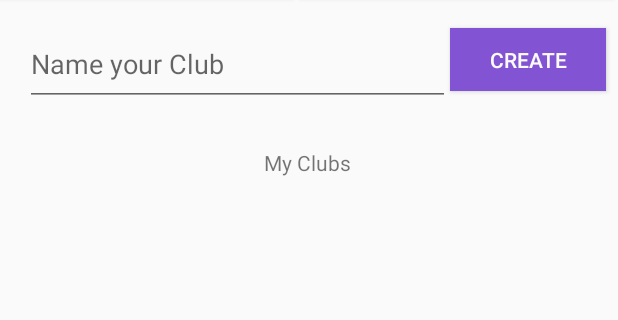
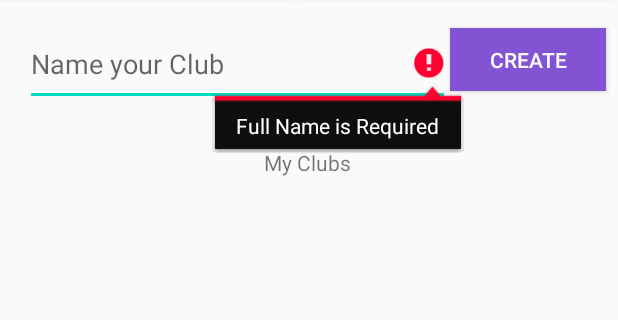
Before and after one commit to ChisomOkwor/NextChapter, an Android app: the screen it shows after launch (MainActivity), after a tap on "CREATE", on a phone screen of 412 x 824 dp, the part 149-469 px from its top. Run offline under Robolectric (Android 15) with nearby library versions, the phone set to English and light mode, and no system bars; our stand-ins replace Firebase (no records; nobody signed in at launch, a user with empty details on screens opened directly); 1 statement that could not run was skipped.

Commit message:
SWITCH FROM SQLITE TO FIREBASE

```diff
--- a/src/main/java/com/example/searchbygenre/BookActivity.java
+++ b/src/main/java/com/example/searchbygenre/BookActivity.java
@@ -20,7 +20,6 @@ public class BookActivity extends AppCompatActivity {
     TextView tvtitle,tvdescription,tvcategory;
     ImageView img;
     Button selectBook;
-
     String Title;
     String Description;
     String Genre;
@@ -35,7 +34,6 @@ public class BookActivity extends AppCompatActivity {
         tvdescription = (TextView) findViewById(R.id.txtDesc);
         tvcategory = (TextView) findViewById(R.id.txtCat);
         img = (ImageView) findViewById(R.id.bookthumbnail);
-
         selectBook = (Button)  findViewById(R.id.button);
 
         // Recieve data
--- a/src/main/java/com/example/searchbygenre/ClubActivity.java
+++ b/src/main/java/com/example/searchbygenre/ClubActivity.java
@@ -13,15 +13,9 @@ import android.widget.ArrayAdapter;
 import android.widget.Button;
 import android.widget.TextView;
 
-
-import static android.R.layout.simple_list_item_1;
-
 public class ClubActivity extends AppCompatActivity {
-
-    DatabaseHelper myDb;
     Button searchbooks;
     TextView bookName;
-
 
     @Override
     protected void onCreate(Bundle savedInstanceState) {
--- a/src/main/java/com/example/searchbygenre/ClubsAdapter.java
+++ b/src/main/java/com/example/searchbygenre/ClubsAdapter.java
@@ -4,9 +4,11 @@ import android.view.LayoutInflater;
 import android.view.View;
 import android.view.ViewGroup;
 import android.view.textclassifier.TextClassifierEvent;
+import android.widget.ImageView;
 import android.widget.TextView;
 
 import androidx.annotation.NonNull;
+import androidx.cardview.widget.CardView;
 import androidx.recyclerview.widget.RecyclerView;
 
 import java.util.List;
@@ -21,10 +23,11 @@ public class ClubsAdapter extends RecyclerView.Adapter<ClubsAdapter.ViewHolder>{
     public interface OnLongClickListener {
         void onItemLongClicked(int position);
     }
-
+    // Club Name Items.
     List<String> items;
     OnLongClickListener longClickListener;
     OnClickListener clickListener;
+
     public ClubsAdapter(List<String> items, OnLongClickListener longClickListener, OnClickListener clickListener) {
         this.clickListener = clickListener;
         this.items = items;
@@ -58,30 +61,38 @@ public class ClubsAdapter extends RecyclerView.Adapter<ClubsAdapter.ViewHolder>{
         //  String id = items.get(id);
         // Bind the item into the specified view holder
         holder.bind(item);
-
     }
 
     // Container to provide easy access to views that represent each row of the list
     class ViewHolder extends RecyclerView.ViewHolder{
+
+        CardView cardView;
         TextView tvItem;
+        ImageView img_club_thumbnail;
+        TextView club_name;
         public ViewHolder(@NonNull View itemView) {
             super(itemView);
-            tvItem = itemView.findViewById(android.R.id.text1);
+
+            tvItem = (TextView) itemView.findViewById(android.R.id.text1);
+            club_name = (TextView) itemView.findViewById(R.id.club_name_id) ;
+            img_club_thumbnail = (ImageView) itemView.findViewById(R.id.club_img_id);
+            cardView = (CardView) itemView.findViewById(R.id.cardview_id_club);
         }
 
         // Update the view inside of the view holder with this data
         // Inform us what position was tapped
         public void bind(String item) {
-            tvItem.setText(item);
 
-            tvItem.setOnClickListener(new View.OnClickListener() {
+            club_name.setText(item);
+
+            cardView.setOnClickListener(new View.OnClickListener() {
                 @Override
                 public void onClick(View v) {
                     clickListener.onItemClicked(getAdapterPosition());
                 }
             });
 
-            tvItem.setOnLongClickListener(new View.OnLongClickListener() {
+            cardView.setOnLongClickListener(new View.OnLongClickListener() {
                 @Override
                 public boolean onLongClick(View v) {
                     // Remove the item from the recycler view
--- a/src/main/java/com/example/searchbygenre/DatabaseHelper.java
+++ /dev/null
@@ -1,55 +0,0 @@
-package com.example.searchbygenre;
-
-import android.content.ContentValues;
-import android.content.Context;
-import android.database.Cursor;
-import android.database.sqlite.SQLiteDatabase;
-import android.database.sqlite.SQLiteOpenHelper;
-
-import androidx.annotation.Nullable;
-
-public class DatabaseHelper extends SQLiteOpenHelper {
-    public static final String DATABASE_NAME = "clubs.db";
-    public static final String TABLE_NAME = "clubs_table";
-    public static final String COL_1 = "ID";
-    public static final String COL_2 = "CLUB_NAME";
-
-    public DatabaseHelper(@Nullable Context context) {
-        super(context, DATABASE_NAME, null, 1);
-    }
-
-    @Override
-    public void onCreate(SQLiteDatabase sqLiteDatabase) {
-        sqLiteDatabase.execSQL("create table " + TABLE_NAME + " (ID INTEGER PRIMARY KEY AUTOINCREMENT, CLUB_NAME TEXT)");
-    }
-
-    @Override
-    public void onUpgrade(SQLiteDatabase sqLiteDatabase, int i, int i1) {
-        sqLiteDatabase.execSQL("DROP TABLE IF EXISTS " + TABLE_NAME);
-        onCreate(sqLiteDatabase);
-    }
-
-    public boolean insertData(String clubname){
-        SQLiteDatabase sqLiteDatabase = this.getWritableDatabase();
-        ContentValues contentValues = new ContentValues();
-        contentValues.put(COL_2, clubname);
-        // If data is not inserted method returns -1
-        long result = sqLiteDatabase.insert(TABLE_NAME, null, contentValues);
-        if(result == -1)
-            return false;
-        else
-            return true;
-    }
-
-    public int deleteData(String id){
-        SQLiteDatabase sqLiteDatabase = this.getWritableDatabase();
-        return sqLiteDatabase.delete(TABLE_NAME, "ID = ?", new String[] {id});
-    }
-
-
-    public Cursor getAllData(){
-        SQLiteDatabase sqLiteDatabase = this.getWritableDatabase();
-        Cursor result = sqLiteDatabase.rawQuery("select * from " + TABLE_NAME, null);
-        return result;
-    }
-}
--- a/src/main/java/com/example/searchbygenre/ItemsAdapter.java
+++ b/src/main/java/com/example/searchbygenre/ItemsAdapter.java
@@ -19,7 +19,6 @@ import java.net.URL;
 import java.util.List;
 
 public class ItemsAdapter extends RecyclerView.Adapter<ItemsAdapter.MyViewHolder> {
-
     private Context mContext ;
     private List<Book> mData ;
 
@@ -44,8 +43,8 @@ public class ItemsAdapter extends RecyclerView.Adapter<ItemsAdapter.MyViewHolder
     public void onBindViewHolder(MyViewHolder holder, final int position) {
 
         holder.tv_book_title.setText(mData.get(position).getTitle());
+        Bitmap bmp = null;
 
-        Bitmap bmp = null;
         try {
             URL url = new URL(mData.get(position).getThumbnail());
             bmp = BitmapFactory.decodeStream(url.openConnection().getInputStream());
@@ -54,7 +53,7 @@ public class ItemsAdapter extends RecyclerView.Adapter<ItemsAdapter.MyViewHolder
         }
         holder.img_book_thumbnail.setImageBitmap(bmp);
 
-//       holder.img_book_thumbnail.setImageResource(mData.get(position).getThumbnail());
+//          holder.img_book_thumbnail.setImageResource(mData.get(position).getThumbnail());
             holder.cardView.setOnClickListener(new View.OnClickListener() {
                 @Override
             public void onClick(View v) {
@@ -70,7 +69,6 @@ public class ItemsAdapter extends RecyclerView.Adapter<ItemsAdapter.MyViewHolder
                 intent.putExtra("Thumbnail",mData.get(position).getThumbnail());
                 intent.putExtra("Category",mData.get(position).getCategory());
                 // start the activity
-
                 mContext.startActivity(intent);
             }
         });
--- a/src/main/java/com/example/searchbygenre/MainActivity.java
+++ b/src/main/java/com/example/searchbygenre/MainActivity.java
@@ -17,6 +17,16 @@ import androidx.recyclerview.widget.ItemTouchHelper;
 import androidx.recyclerview.widget.LinearLayoutManager;
 import androidx.recyclerview.widget.RecyclerView;
 
+import com.google.android.gms.tasks.OnCompleteListener;
+import com.google.android.gms.tasks.Task;
+import com.google.firebase.auth.FirebaseAuth;
+import com.google.firebase.auth.FirebaseUser;
+import com.google.firebase.database.DataSnapshot;
+import com.google.firebase.database.DatabaseError;
+import com.google.firebase.database.DatabaseReference;
+import com.google.firebase.database.FirebaseDatabase;
+import com.google.firebase.database.ValueEventListener;
+
 import java.util.ArrayList;
 import java.util.List;
 
@@ -30,25 +40,51 @@ public class MainActivity extends AppCompatActivity {
     EditText etClubName;
     RecyclerView rvItems;
     ClubsAdapter clubsAdapter;
-    TextView myClubz;
-    DatabaseHelper myDb;
+
+    DatabaseReference myRef;
+    private FirebaseDatabase database;
+    private FirebaseAuth mAuth;
+    private FirebaseAuth.AuthStateListener mAuthListener;
+    private  String userID;
+    FirebaseUser user;
 
     @Override
     protected void onCreate(Bundle savedInstanceState) {
         super.onCreate(savedInstanceState);
         setContentView(R.layout.activity_main);
-        myDb = new DatabaseHelper(this);
 
-//      myClubz = findViewById(R.id.myClubz);
+        mAuth = FirebaseAuth.getInstance();
+        database = FirebaseDatabase.getInstance();
+        myRef = database.getReference("Clubs");
+        user = mAuth.getCurrentUser();
 
-
+        userID = user.getUid();
         joinClubBtn = findViewById(R.id.joinClubBtn);
         createBtn = findViewById(R.id.createBtn);
         etClubName = findViewById(R.id.etClubName);
         rvItems = findViewById(R.id.rvItems);
-        loadItems();
 
+        loadClubList();
+        getUser();
 
+        mAuthListener = new FirebaseAuth.AuthStateListener() {
+            @Override
+            public void onAuthStateChanged(@NonNull FirebaseAuth firebaseAuth) {
+               // FirebaseUser user = firebaseAuth.getCurrentUser();
+                if (user != null) {
+                    // User is signed in
+                    Log.i("LOGIN STAT", "onAuthStateChanged:signed_in:" + user.getUid());
+                    Toast.makeText(getApplicationContext(), "Item updated!", Toast.LENGTH_SHORT).show();
+                    Toast.makeText(getApplicationContext(), "Successfully signed in with: " + user.getEmail(), Toast.LENGTH_SHORT ).show();
+                } else {
+                    // User is signed out
+                    Log.i("LOGIN STAT", "onAuthStateChanged:signed_out");
+                    Toast.makeText(getApplicationContext(), "Successfully signed out", Toast.LENGTH_SHORT ).show();
+                }
+            }
+        };
+
+        // Button to Join a new Club by Club ID
         joinClubBtn.setOnClickListener(new View.OnClickListener() {
             @Override
             public void onClick(View view) {
@@ -64,12 +100,7 @@ public class MainActivity extends AppCompatActivity {
                 // Notify the adapter
                 clubsAdapter.notifyItemRemoved(position);
                 Toast.makeText(getApplicationContext(), "Item removed ", Toast.LENGTH_SHORT).show();
-                Integer deletedRow = myDb.deleteData(etClubName.getText().toString());
-                if (deletedRow > 0)
-
-                    Toast.makeText(getApplicationContext(), "Data Deleted ", Toast.LENGTH_SHORT).show();
-                else
-                    Toast.makeText(getApplicationContext(), "Data Deleted ", Toast.LENGTH_SHORT).show();
+                // DELETE FROM FIREBASE DB HERE, MAYBE BY ID;
             }
         };
 
@@ -78,11 +109,11 @@ public class MainActivity extends AppCompatActivity {
             public void onItemClicked(int position) {
                 Log.d("MainActivity", "Single click at position " + position);
                 // Create the new Activity
-                Intent i = new Intent(MainActivity.this,ClubActivity.class);
+                Intent i = new Intent(MainActivity.this, ClubActivity.class);
                 // Pass the data being edited
                 i.putExtra(KEY_ITEM_TEXT, items.get(position));
                 i.putExtra(KEY_ITEM_POSITION, position);
-                // Display the Activity
+                //Start the Club Activity
                 startActivityForResult(i, EDIT_TEXT_CODE);
             }
         };
@@ -90,65 +121,86 @@ public class MainActivity extends AppCompatActivity {
         clubsAdapter = new ClubsAdapter(items, onLongClickListener, onClickListener);
         rvItems.setAdapter(clubsAdapter);
         rvItems.setLayoutManager(new LinearLayoutManager(this));
-
-
         createBtn.setOnClickListener(new View.OnClickListener() {
             @Override
             public void onClick(View v) {
-                String todoItem = etClubName.getText().toString();
-                items.add(todoItem);
-                // Notify adapter that an item is inserted
-                clubsAdapter.notifyItemInserted(items.size() -1);
-                etClubName.setText("");
-              //  Toast.makeText(getApplicationContext(), "Item added", Toast.LENGTH_SHORT).show();
-                saveItems(todoItem);
+                registerClub();
             }
         });
     }
 
-    // handle the result of the edit Activity
-    @Override
-    protected void onActivityResult(int requestCode, int resultCode, @Nullable Intent data) {
-        super.onActivityResult(requestCode, resultCode, data);
-        if (RESULT_OK == resultCode && requestCode == EDIT_TEXT_CODE) {
-            // Retrieve the updated text value
-            String itemText = data.getStringExtra(KEY_ITEM_TEXT);
-            // extract the original position of the edited item from the position key
-            int position = data.getExtras().getInt(KEY_ITEM_POSITION);
+    // Push Club Info to DB
+    private void registerClub(){
+        String clubName = etClubName.getText().toString();
+        if(clubName.isEmpty()){
+            etClubName.setError("Full Name is Required");
+            etClubName.requestFocus();
+            return;
+        }
+        // Change edit text item to empty
+        etClubName.setText("");
 
-            // Update the model at the right position with a new item
-            items.set(position, itemText);
-            // Notify the adapter
-            clubsAdapter.notifyItemChanged(position);
-            // Persist the changes
-            Toast.makeText(getApplicationContext(), "Item updated!", Toast.LENGTH_SHORT).show();
-        } else {
-            Log.w("MainActivity", "Unknown call to onActivityResult");
-        }
+        // Add to Array
+        items.add(clubName);
+
+        // Notify adapter that an item is inserted
+        clubsAdapter.notifyItemInserted(items.size() -1);
+
+        // Add to Firebase DB
+        String key = myRef.push().getKey();
+        myRef.child(key).setValue(clubName);
     }
 
-    public void loadItems() {
-        Cursor result = myDb.getAllData();
-        if (result.getCount() == 0){
-            // show message
-            return;
-        }
-      //  StringBuffer buffer = new StringBuffer();
-        while(result.moveToNext()){
-            items.add(result.getString(1));
-            //buffer.append("ID : " + result.getString(0) + "\n");
-            //buffer.append("Club Name : " + result.getString(1) + "\n\n");
-        }
+    public void loadClubList(){
+        //DatabaseReference myRef = database.getReference("Clubs");
+        myRef.addValueEventListener(new ValueEventListener() {
+            @Override
+            public void onDataChange(DataSnapshot snapshot) {
+                ;
+                for (DataSnapshot postSnapshot: snapshot.getChildren()) {
+                    String club_name = postSnapshot.getValue(String.class);
+                    items.add(club_name);
+                    Log.i("FIREBASE DB", club_name);
+                }
+            }
+            @Override
+            public void onCancelled(@NonNull DatabaseError error) {
+                System.out.println("The read failed: " + error.getMessage());
+            }
+        });
     }
 
-    private void saveItems(String Item){
-        // Add item to the Database
-        boolean isInserted = myDb.insertData(Item);
-        if(isInserted == true)
-            Toast.makeText(MainActivity.this, "Data Inserted", Toast.LENGTH_LONG).show();
-        else
-            Toast.makeText(MainActivity.this, "Data not Inserted", Toast.LENGTH_LONG);
-    }
+    public void getUser(){
+        myRef.addValueEventListener(new ValueEventListener() {
+            @Override
+            public void onDataChange(DataSnapshot dataSnapshot) {
+                // This method is called once with the initial value and again.
+                // whenever data at this location is updated.
+                for(DataSnapshot ds : dataSnapshot.getChildren()){
+                    User uInfo = new User();
+                    Log.i("GET USER INFO", "onDataChange: " + uInfo);
+                    //uInfo.setName(ds.child(userID).getValue(User.class).getName()); //set the name
+                    //uInfo.setEmail(ds.child(userID).getValue(User.class).getEmail()); //set the email
+
+                    //display all the information
+                    Log.d("user info", "showData: name: " + uInfo.getName());
+                    Log.d("user info", "showData: email: " + uInfo.getEmail());
+
+                    ArrayList<String> array  = new ArrayList<>();
+                    array.add(uInfo.getName());
+                    array.add(uInfo.getEmail());
+                    // Log.i("Test User info", uInfo.getName());
+                    // Log.i("Test user info",  uInfo.getEmail());
+                    // ArrayAdapter adapter = new ArrayAdapter(this,android.R.layout.simple_list_item_1,array);
+                   // mListView.setAdapter(adapter);
+                }
+            }
+            @Override
+            public void onCancelled(DatabaseError databaseError) {
+
+            }
+        });
+}
 
     public void openJoinClubActivity(){
         Intent intent = new Intent(this, JoinClub.class);
--- a/src/main/java/com/example/searchbygenre/SearchActivity.java
+++ b/src/main/java/com/example/searchbygenre/SearchActivity.java
@@ -34,14 +34,13 @@ public class SearchActivity extends AppCompatActivity {
     public static final String KEY_ITEM_TEXT = "item_text";
     public static final String KEY_ITEM_POSITION = "item_position";
     public static final int EDIT_TEXT_CODE = 20;
-    DatabaseHelper myDb;
+
 
     @Override
     protected void onCreate(Bundle savedInstanceState) {
         super.onCreate(savedInstanceState);
         setContentView(R.layout.activity_search);
         getSupportActionBar().setTitle("Select A Book");
-        myDb = new DatabaseHelper(this);
 
         final Spinner mySpinner = (Spinner) findViewById(R.id.spinner);
 
@@ -122,7 +121,6 @@ public class SearchActivity extends AppCompatActivity {
                                                 }
                                             });
 
-
                                         lstBook.add(new Book(title, "Category", "Description","thumbnail_url" ));
                                     }
                                     //   Log.i("Book array Response", lstBook.toString());
--- a/src/main/java/com/example/searchbygenre/UserReg.java
+++ b/src/main/java/com/example/searchbygenre/UserReg.java
@@ -25,7 +25,6 @@ public class UserReg extends AppCompatActivity implements View.OnClickListener {
     private FirebaseAuth mAuth;
     private EditText etFullName, etEmail, etPassword;
     private TextView registerBtn;
-
     private ProgressBar progressBar;
 
     @Override
@@ -69,7 +68,6 @@ public class UserReg extends AppCompatActivity implements View.OnClickListener {
             etEmail.setError("Full Name is Required");
             etEmail.requestFocus();
             return;
-
         }
 
         if(!Patterns.EMAIL_ADDRESS.matcher(email).matches()){
--- /dev/null
+++ b/src/main/res/layout/card_item_club.xml
@@ -0,0 +1,6 @@
+<?xml version="1.0" encoding="utf-8"?>
+<androidx.constraintlayout.widget.ConstraintLayout
+    xmlns:android="http://schemas.android.com/apk/res/android" android:layout_width="match_parent"
+    android:layout_height="match_parent">
+
+</androidx.constraintlayout.widget.ConstraintLayout>
```
Also changed, not shown: src/main/java/com/example/searchbygenre/User.java (+23 -0 lines).
